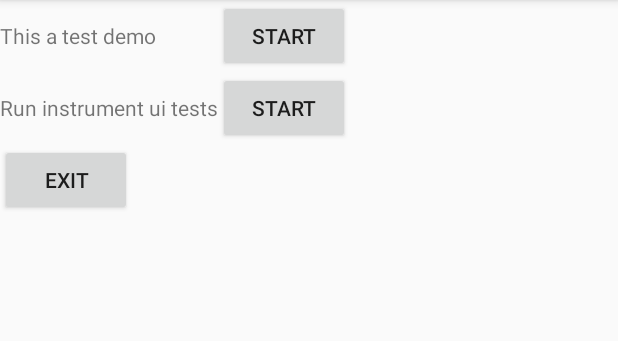
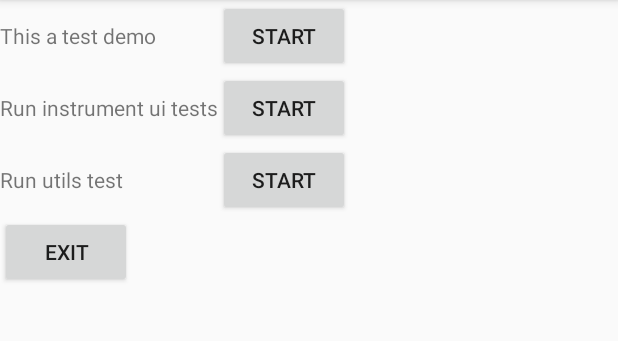
Before and after one commit to Vieira-zj/zj_uiautomator_project, an Android app: the screen it shows after launch (ActivityMain), on a phone screen of 412 x 824 dp, the part 84-425 px from its top. Run offline under Robolectric (Android 15) with nearby library versions, the phone set to English and light mode, and no system bars.

```diff
--- a/app/src/main/AndroidManifest.xml
+++ b/app/src/main/AndroidManifest.xml
@@ -33,6 +33,11 @@
                 <action android:name="com.zhengjin.test.intentservice" />
             </intent-filter>
         </service>
+
+        <activity
+            android:name=".Activity.ActivityUtilsTest"
+            android:label="@string/title_activity_activity_utils_test"
+            android:theme="@style/AppTheme.NoActionBar"></activity>
     </application>
 
 </manifest>
--- a/app/src/main/java/com/example/zhengjin/funsettingsuitest/Activity/ActivityMain.java
+++ b/app/src/main/java/com/example/zhengjin/funsettingsuitest/Activity/ActivityMain.java
@@ -12,6 +12,7 @@ public final class ActivityMain extends AppCompatActivity {
 
     private Button mBtnStartDemo = null;
     private Button mBtnStartInstTest = null;
+    private Button mBtnStartUtilsTest = null;
     private Button mBtnExit = null;
 
     @Override
@@ -41,6 +42,16 @@ public final class ActivityMain extends AppCompatActivity {
             });
         }
 
+        if (mBtnStartUtilsTest != null) {
+            mBtnStartUtilsTest.setOnClickListener(new View.OnClickListener() {
+                @Override
+                public void onClick(View view) {
+                    Intent intent = new Intent(ActivityMain.this, ActivityUtilsTest.class);
+                    startActivity(intent);
+                }
+            });
+        }
+
         if (mBtnExit != null) {
             mBtnExit.setOnClickListener(new View.OnClickListener() {
                 @Override
@@ -55,6 +66,7 @@ public final class ActivityMain extends AppCompatActivity {
 
         mBtnStartDemo = (Button) findViewById(R.id.btnStartDemo);
         mBtnStartInstTest = (Button) findViewById(R.id.btnStartInstTest);
+        mBtnStartUtilsTest = (Button) findViewById(R.id.btnStartUtilsTest);
         mBtnExit = (Button) findViewById(R.id.btnExitApp);
     }
 
--- a/app/src/main/res/layout/activity_main.xml
+++ b/app/src/main/res/layout/activity_main.xml
@@ -34,13 +34,31 @@
             android:layout_height="wrap_content">
 
             <TextView
-                android:id="@+id/labelRunTest"
+                android:id="@+id/labelRunInstTest"
                 android:layout_width="wrap_content"
                 android:layout_height="wrap_content"
                 android:text="@string/label_run_instruments" />
 
             <Button
                 android:id="@+id/btnStartInstTest"
+                android:layout_width="wrap_content"
+                android:layout_height="wrap_content"
+                android:text="@string/btn_start" />
+        </TableRow>
+
+        <TableRow
+            android:id="@+id/tableRow3"
+            android:layout_width="wrap_content"
+            android:layout_height="wrap_content">
+
+            <TextView
+                android:id="@+id/labelRunUtilsTest"
+                android:layout_width="wrap_content"
+                android:layout_height="wrap_content"
+                android:text="@string/label_run_utils_test" />
+
+            <Button
+                android:id="@+id/btnStartUtilsTest"
                 android:layout_width="wrap_content"
                 android:layout_height="wrap_content"
                 android:text="@string/btn_start" />
```
Also changed, not shown: app/src/main/java/com/example/zhengjin/funsettingsuitest/Activity/ActivityUtilsTest.java (added, +52 -0 lines), app/src/main/java/com/example/zhengjin/funsettingsuitest/Utils/DeviceUtils.java (added, +56 -0 lines), app/src/main/java/com/example/zhengjin/funsettingsuitest/Utils/StringUtils.java (added, +29 -0 lines), app/src/main/res/layout/activity_utils_test.xml (renamed from app/src/main/res/layout/activity_demo.xml, +6 -12 lines), app/src/main/res/values/strings.xml (+7 -1 lines).
